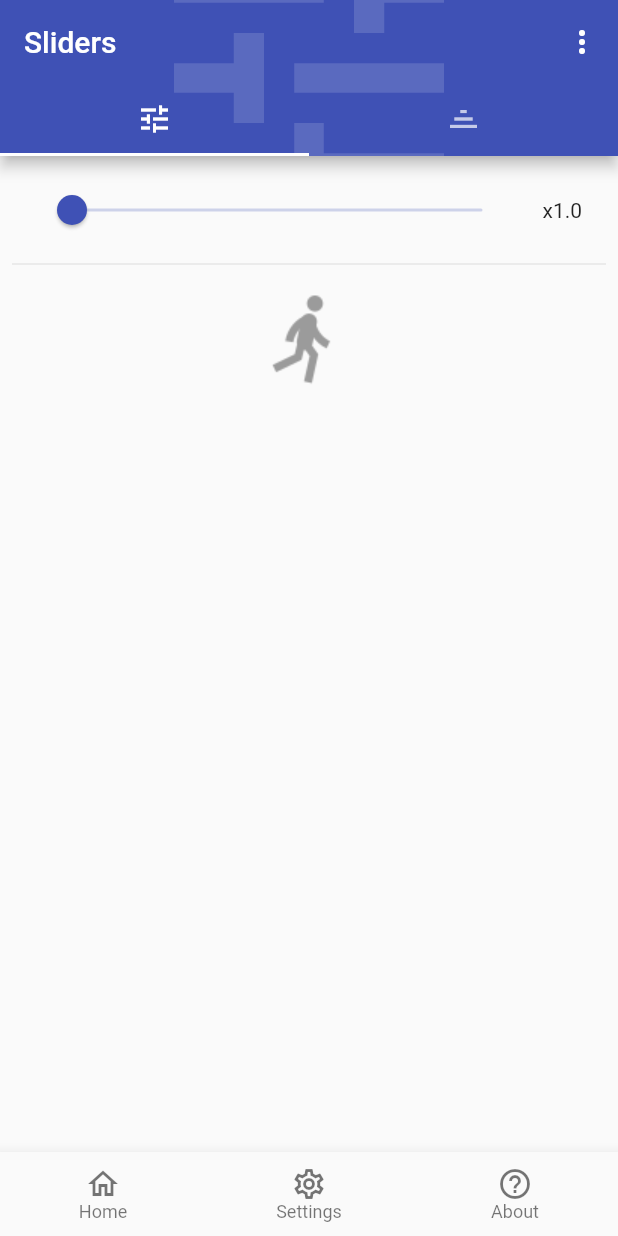
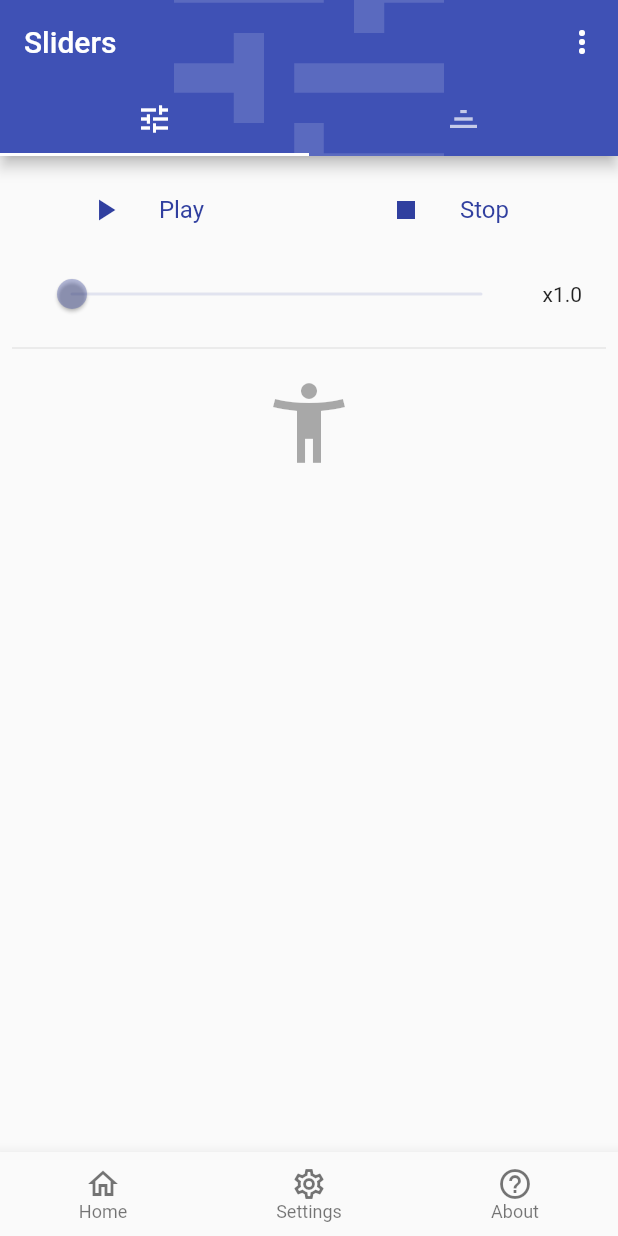
Before and after one commit to y1tagawa/Xenetek, a Flutter app: the SlidersPage screen opened by its route, on a phone screen of 412 x 824 dp. Run offline on Flutter 3.47's test engine with Material 2 defaults, Android fonts, the phone set to English and light mode, and no system bars; our stand-ins replace audioplayers, file_picker, flutter_svg, go_router, hooks_riverpod, lottie and 1 more; missing offline and left inert: flutter_cube; accounts and stored records are empty.

Commit message:
Update sliders_page.dart

```diff
--- a/mi_boilerplates/example/lib/pages/sliders_page.dart
+++ b/mi_boilerplates/example/lib/pages/sliders_page.dart
@@ -151,7 +151,16 @@ class _FrameAnimationState extends State<FrameAnimation> {
   }
 }
 
+enum _PlayerState { stop, play, pause }
+
+extension _PlayerStateHelper on _PlayerState {
+  bool get isStop => this == _PlayerState.stop;
+  bool get isPlay => this == _PlayerState.play;
+  bool get isPause => this == _PlayerState.pause;
+}
+
 final _speedProvider = StateProvider((ref) => 1.0);
+final _playProvider = StateProvider((ref) => _PlayerState.stop);
 
 class _SliderTab extends ConsumerWidget {
   // ignore: unused_field
@@ -163,18 +172,47 @@ class _SliderTab extends ConsumerWidget {
   Widget build(BuildContext context, WidgetRef ref) {
     final enabled = ref.watch(ex.enableActionsProvider);
     final speed = ref.watch(_speedProvider);
+    final play = ref.watch(_playProvider);
 
     final theme = Theme.of(context);
 
     return Column(
       children: [
+        mi.Row(
+          flexes: const [1, 1],
+          children: [
+            mi.ButtonListTile(
+              icon: mi.ToggleIcon(
+                checked: play.isPlay,
+                checkIcon: const Icon(Icons.pause),
+                uncheckIcon: const Icon(Icons.play_arrow),
+              ),
+              text: play.isPlay ? const Text('Pause') : const Text('Play'),
+              onPressed: enabled
+                  ? () {
+                      ref.read(_playProvider.notifier).state =
+                          play.isPlay ? _PlayerState.pause : _PlayerState.play;
+                    }
+                  : null,
+            ),
+            mi.ButtonListTile(
+              icon: const Icon(Icons.stop),
+              text: const Text('Stop'),
+              onPressed: enabled && !(play.isStop)
+                  ? () {
+                      ref.read(_playProvider.notifier).state = _PlayerState.stop;
+                    }
+                  : null,
+            ),
+          ],
+        ),
         ListTile(
           trailing: Text('x${speed.toStringAsFixed(1)}'),
           title: Slider(
             min: 1.0,
-            max: 4.0,
+            max: 3.0,
             value: speed,
-            onChanged: enabled
+            onChanged: enabled && play == _PlayerState.play
                 ? (value) {
                     ref.read(_speedProvider.notifier).state = value;
                   }
@@ -189,13 +227,14 @@ class _SliderTab extends ConsumerWidget {
                 theme.disabledColor,
                 BlendMode.srcIn,
               ),
-            child: FrameAnimation(
-              enabled: enabled,
+              child: play == _PlayerState.stop
+                  ? const Icon(Icons.accessibility_new, size: 64)
+                  : FrameAnimation(
+                      enabled: enabled && play == _PlayerState.play,
                       images: _walkAnimationImages,
                       frames: _walkAnimationFrames,
                       duration: Duration(milliseconds: 1000 ~/ speed),
-            ),
-          ),
+                    )),
         ),
       ],
     );
```
Lines whose indentation alone changed are shown as unchanged.
